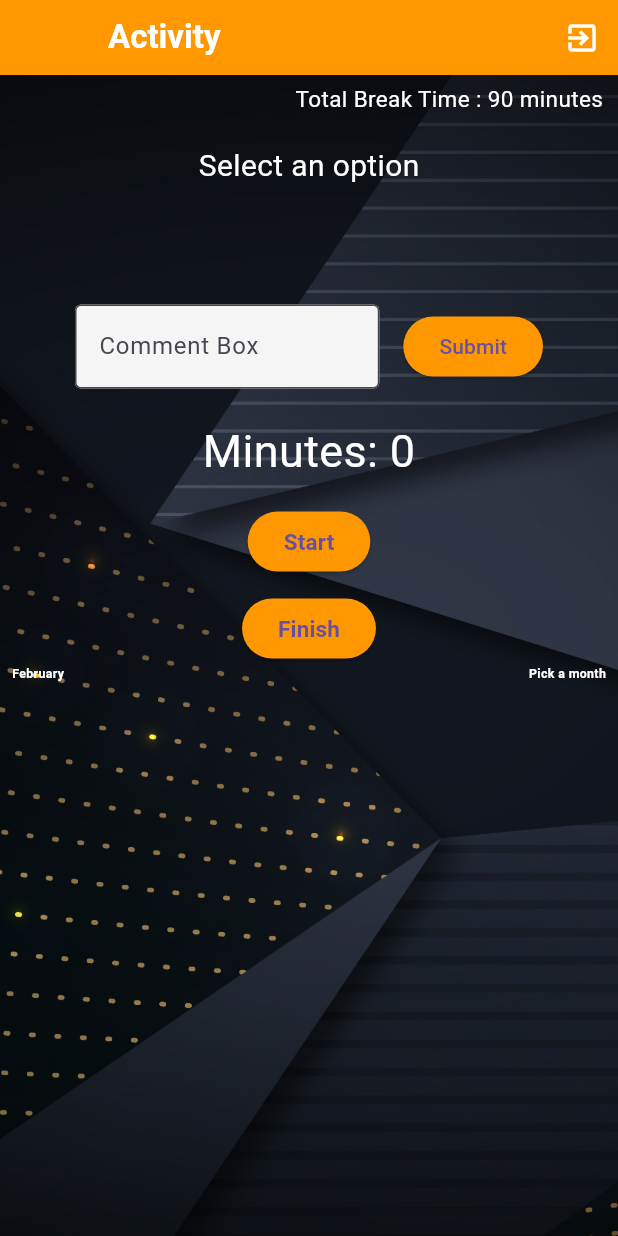
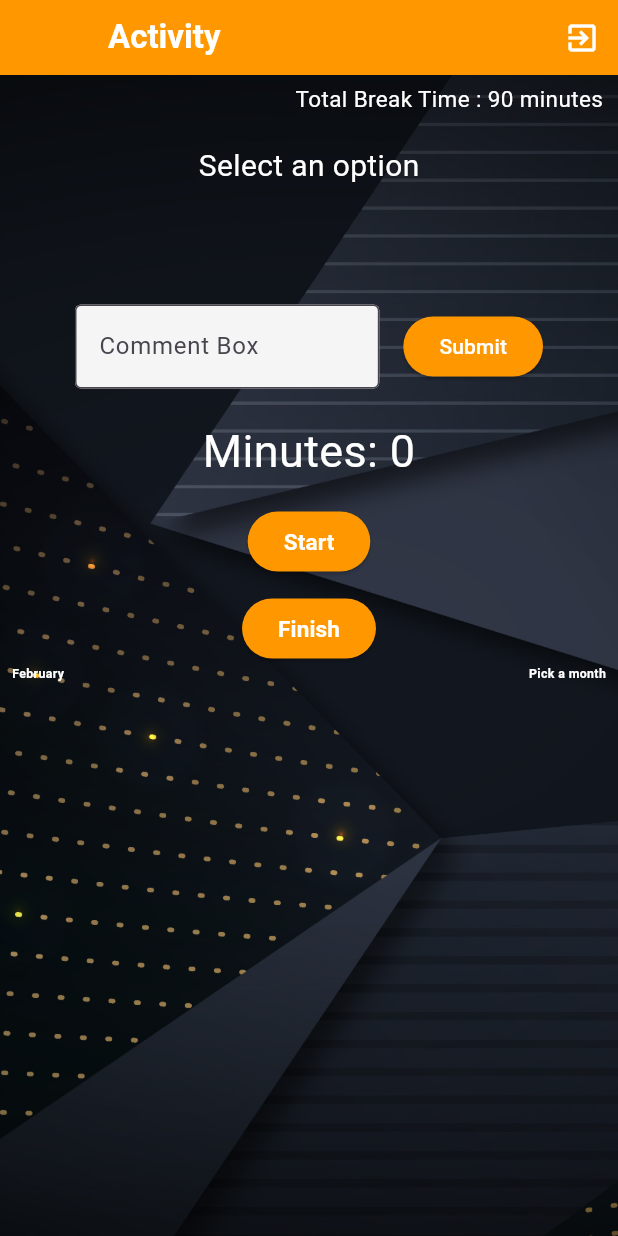
Before and after one commit to ZainHassan12/Employee-Management-System, a Flutter app: the ActivityTimer screen opened directly, on a phone screen of 412 x 824 dp. Run offline on Flutter 3.47's test engine with Material 3 defaults, Android fonts, the phone set to English and light mode, and no system bars; our stand-ins replace badges, cloud_firestore, firebase_core, flutter_dotenv; missing offline and left inert: month_year_picker, ntp; accounts and stored records are empty.

Commit message:
Bugs removed

```diff
--- a/lib/activity.dart
+++ b/lib/activity.dart
@@ -408,7 +408,12 @@ class _ActivityTimerState extends State<ActivityTimer> {
                           onPressed: () async {
                             saveComment();
                           },
-                          child: const Text('Submit'),
+                          child: const Text(
+                              'Submit',
+                            style: TextStyle(
+                              color: Colors.white,
+                            ),
+                          ),
                         ),
                       ],
                     ),
@@ -434,7 +439,8 @@ class _ActivityTimerState extends State<ActivityTimer> {
                       'Start',
                       style: TextStyle(
                           fontWeight: FontWeight.bold,
-                          fontSize: 15
+                          fontSize: 15,
+                          color: Colors.white,
                       ),
                     ),
                   ),
@@ -452,7 +458,8 @@ class _ActivityTimerState extends State<ActivityTimer> {
                       'Finish',
                       style: TextStyle(
                           fontWeight: FontWeight.bold,
-                          fontSize: 15
+                          fontSize: 15,
+                        color: Colors.white,
                       ),
                     ),
                   ),
@@ -670,6 +677,9 @@ class _ActivityTimerState extends State<ActivityTimer> {
                                         },
                                         child: const Text(
                                           "Comments",
+                                          style: TextStyle(
+                                            color: Colors.white,
+                                          ),
                                         ),
                                       ),
                                     )
--- a/lib/ad_announcement.dart
+++ b/lib/ad_announcement.dart
@@ -31,6 +31,7 @@ class _AnnouncementState extends State<Announcement> {
           "Announcement",
           style: TextStyle(
             fontWeight: FontWeight.bold,
+            color: Colors.white,
           ),
         ),
       ),
--- a/lib/co_announcement.dart
+++ b/lib/co_announcement.dart
@@ -72,6 +72,7 @@ class _CoAnnouncementState extends State<CoAnnouncement> {
           "Announcement",
           style: TextStyle(
             fontWeight: FontWeight.bold,
+            color: Colors.white,
           ),
         ),
       ),
--- a/lib/co_leave_request.dart
+++ b/lib/co_leave_request.dart
@@ -430,7 +430,7 @@ class _CoComposeRequest extends State<CoComposeRequest> {
                                                 },
                                               ),
                                               const SizedBox(
-                                                width: 90,
+                                                width: 70,
                                               ),
                                               snap[index]['Status'] == 'Pending'? Padding(
                                                 padding: const EdgeInsets.only(top: 20),
--- a/lib/emp_announcement.dart
+++ b/lib/emp_announcement.dart
@@ -97,6 +97,7 @@ class _EmpAnnouncementState extends State<EmpAnnouncement> {
           "Announcement",
           style: TextStyle(
             fontWeight: FontWeight.bold,
+            color: Colors.white,
           ),
         ),
       ),
--- a/lib/emp_resignation.dart
+++ b/lib/emp_resignation.dart
@@ -71,6 +71,7 @@ class _Emp_ResignationState extends State<Emp_Resignation> {
           "Resignation",
           style: TextStyle(
             fontWeight: FontWeight.bold,
+            color: Colors.white,
           ),
         ),
       ),
@@ -173,7 +174,8 @@ class _Emp_ResignationState extends State<Emp_Resignation> {
                     child: const Text(
                       'Send',
                       style: TextStyle(
-                          fontSize: 20
+                          fontSize: 20,
+                        color: Colors.white,
                       ),
                     ),
                   ),
--- a/lib/hr_announcement.dart
+++ b/lib/hr_announcement.dart
@@ -70,6 +70,7 @@ class _HrAnnouncementState extends State<HrAnnouncement> {
           "Announcement",
           style: TextStyle(
             fontWeight: FontWeight.bold,
+            color: Colors.white,
           ),
         ),
       ),
--- a/lib/hr_leave.dart
+++ b/lib/hr_leave.dart
@@ -430,7 +430,7 @@ class _HrRequest extends State<HrRequest> {
                                                 },
                                               ),
                                               const SizedBox(
-                                                width: 90,
+                                                width: 70,
                                               ),
                                               snap[index]['Status'] == 'Pending'? Padding(
                                                 padding: const EdgeInsets.only(top: 20),
--- a/pubspec.yaml
+++ b/pubspec.yaml
@@ -73,7 +73,6 @@ flutter:
   # To add assets to your application, add an assets section, like this:
   assets:
     - assets/
-    - .env
 
   # An image asset can refer to one or more resolution-specific "variants", see
   # https://flutter.dev/assets-and-images/#resolution-aware
```
Also changed, not shown: lib/empleaveRequest.dart (+8 -4 lines).
